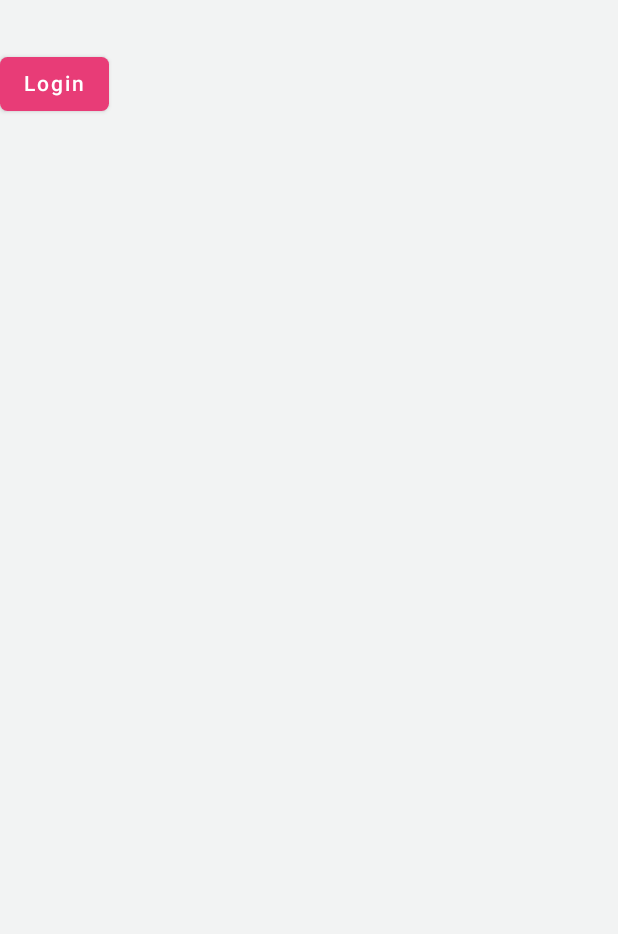
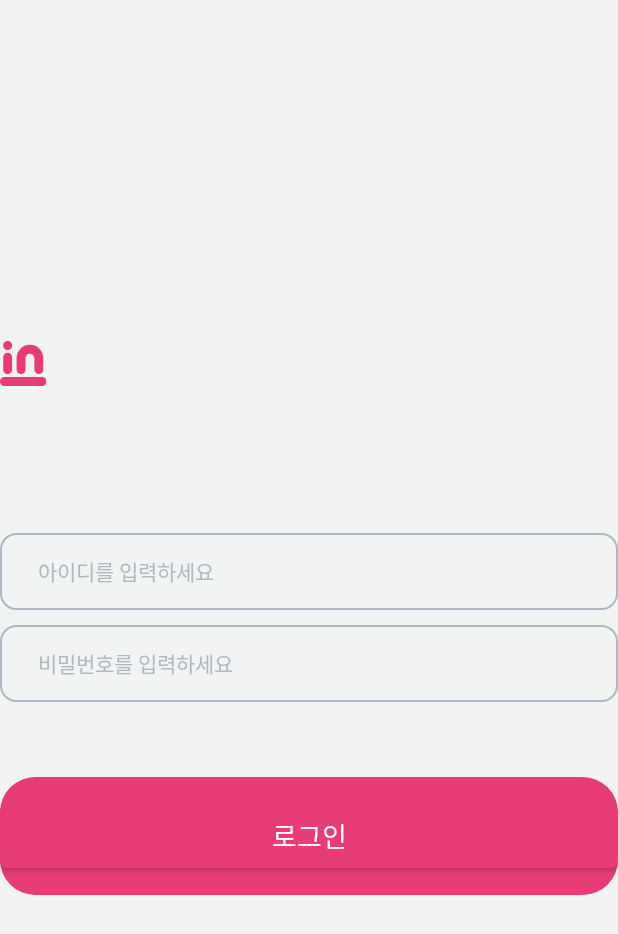
Before and after one commit to dimigo-din/dimigoin-android-v2, an Android app built with Jetpack Compose: the screen it shows after launch (MainActivity), on a phone screen of 412 x 824 dp. Shown: the top 934 px of the screen. Run offline under Robolectric (Android 15) with nearby library versions, the phone set to English and light mode, and no system bars; our stand-ins replace accompanist; network calls fail; Roboto replaces fonts that are not available here; 4 statements that could not run were skipped.

Commit message:
feat: modify login screen ui

```diff
--- a/app/src/main/java/in/dimigo/dimigoin/ui/screen/LoginScreen.kt
+++ b/app/src/main/java/in/dimigo/dimigoin/ui/screen/LoginScreen.kt
@@ -1,9 +1,24 @@
 package `in`.dimigo.dimigoin.ui.screen
 
+import `in`.dimigo.dimigoin.R
+import `in`.dimigo.dimigoin.ui.composables.modifiers.noRippleClickable
+import `in`.dimigo.dimigoin.ui.theme.BorderTextField
+import `in`.dimigo.dimigoin.ui.theme.DTypography
+import `in`.dimigo.dimigoin.ui.theme.Point
+import `in`.dimigo.dimigoin.ui.theme.Red
 import `in`.dimigo.dimigoin.ui.util.Future
 import `in`.dimigo.dimigoin.viewmodel.LoginViewModel
+import android.widget.Toast
+import androidx.compose.foundation.Image
+import androidx.compose.foundation.background
+import androidx.compose.foundation.layout.Box
 import androidx.compose.foundation.layout.Column
-import androidx.compose.foundation.text.BasicTextField
+import androidx.compose.foundation.layout.Spacer
+import androidx.compose.foundation.layout.fillMaxSize
+import androidx.compose.foundation.layout.fillMaxWidth
+import androidx.compose.foundation.layout.height
+import androidx.compose.foundation.layout.padding
+import androidx.compose.foundation.shape.RoundedCornerShape
 import androidx.compose.material.Button
 import androidx.compose.material.CircularProgressIndicator
 import androidx.compose.material.Text
@@ -13,8 +28,16 @@ import androidx.compose.runtime.getValue
 import androidx.compose.runtime.mutableStateOf
 import androidx.compose.runtime.remember
 import androidx.compose.runtime.setValue
+import androidx.compose.ui.Alignment
 import androidx.compose.ui.Modifier
+import androidx.compose.ui.graphics.Color
+import androidx.compose.ui.platform.LocalContext
+import androidx.compose.ui.res.painterResource
 import androidx.compose.ui.text.input.PasswordVisualTransformation
+import androidx.compose.ui.text.input.TextFieldValue
+import androidx.compose.ui.text.style.TextAlign
+import androidx.compose.ui.tooling.preview.Preview
+import androidx.compose.ui.unit.dp
 import org.koin.androidx.compose.getViewModel
 
 @Composable
@@ -22,25 +45,94 @@ fun LoginScreen(
     modifier: Modifier = Modifier,
     loginViewModel: LoginViewModel = getViewModel(),
     onLoginSuccess: () -> Unit,
-) = Column(modifier) {
+) = Box(modifier.fillMaxSize()) {
+    var username by remember { mutableStateOf(TextFieldValue()) }
+    var password by remember { mutableStateOf(TextFieldValue()) }
 
-    when (val v = loginViewModel.loginResult.collectAsState().value) {
-        is Future.Success<*> -> onLoginSuccess()
-        is Future.Failure<*> -> Text(text = "Login failed. ${v.throwable.message}")
-        is Future.Loading<*> -> CircularProgressIndicator()
-        is Future.Nothing<*> -> {}
+    Column(
+        Modifier.align(Alignment.Center)
+    ) {
+        Image(
+            modifier = modifier.padding(bottom = 50.dp),
+            painter = painterResource(id = R.drawable.ic_dimigoin),
+            contentDescription = null
+        )
+        Spacer(modifier = modifier.height(48.dp))
+        when (val v = loginViewModel.loginResult.collectAsState().value) {
+            is Future.Nothing<*> -> {
+                BorderTextField(
+                    value = username,
+                    onValueChange = { username = it },
+                    label = "아이디를 입력하세요"
+                )
+                Spacer(modifier = modifier.height(10.dp))
+                BorderTextField(
+                    value = password,
+                    onValueChange = { password = it },
+                    label = "비밀번호를 입력하세요",
+                    visualTransformation = PasswordVisualTransformation()
+                )
+                Spacer(modifier = modifier.height(50.dp))
+            }
+            is Future.Success<*> -> onLoginSuccess()
+//            is Future.Failure<*> -> Text(text = "Login failed. ${v.throwable.message}")
+            is Future.Failure<*> -> {
+                BorderTextField(
+                    value = username,
+                    onValueChange = { username = it },
+                    label = "아이디를 입력하세요",
+                    color = Red
+                )
+                Spacer(modifier = modifier.height(10.dp))
+                BorderTextField(
+                    value = password,
+                    onValueChange = { password = it },
+                    label = "비밀번호를 입력하세요",
+                    visualTransformation = PasswordVisualTransformation(),
+                    color = Red
+                )
+                Spacer(modifier = modifier.height(18.dp))
+                Text(
+                    modifier = modifier
+                        .noRippleClickable {
+                            Toast.makeText(
+                                LocalContext.current,
+                                "Login failed. ${v.throwable.message}",
+                                Toast.LENGTH_SHORT
+                            ).show()
+                        },
+                    text = "존재하지 않는 아이디거나 잘못된 패스워드입니다.",
+                    style = DTypography.t6,
+                    color = Red
+                )
+                Spacer(modifier = modifier.height(17.dp))
+            }
+            is Future.Loading<*> -> CircularProgressIndicator()
+        }
+        Button(modifier = modifier
+            .fillMaxWidth()
+            .background(color = Point, shape = RoundedCornerShape(30))
+            .padding(vertical = 15.dp),
+            onClick = {
+                loginViewModel.login(username.text, password.text)
+            }
+        ) {
+            Text(
+                text = "로그인",
+                style = DTypography.t3,
+                textAlign = TextAlign.Center,
+                color = Color.White
+            )
+        }
+
     }
 
-    var username by remember { mutableStateOf("") }
-    var password by remember { mutableStateOf("") }
+}
 
-    BasicTextField(value = username, onValueChange = { username = it })
-    BasicTextField(
-        value = password,
-        onValueChange = { password = it },
-        visualTransformation = PasswordVisualTransformation()
-    )
-    Button(onClick = { loginViewModel.login(username, password) }) {
-        Text(text = "Login")
+@Preview(showSystemUi = true)
+@Composable
+fun LoginPrev() {
+    LoginScreen() {
+
     }
 }
```
